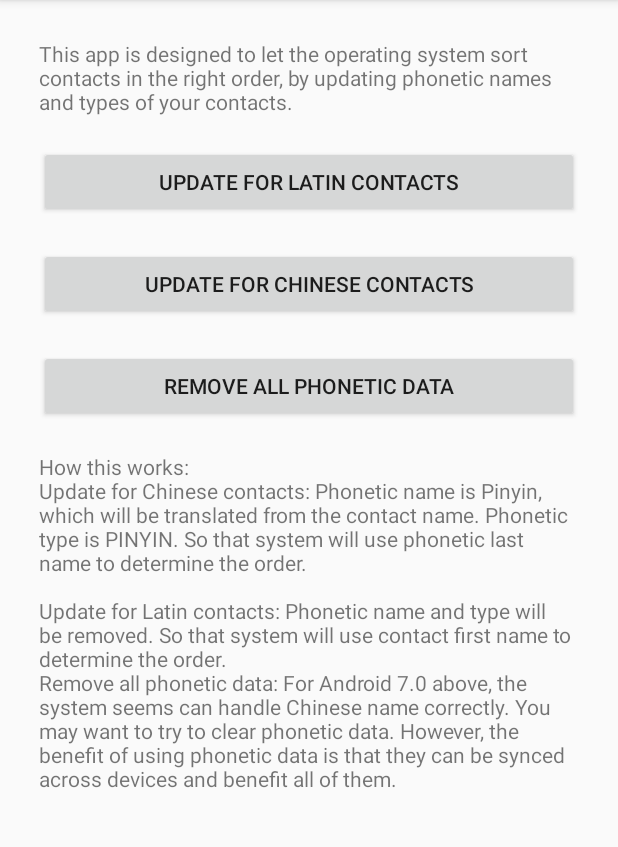
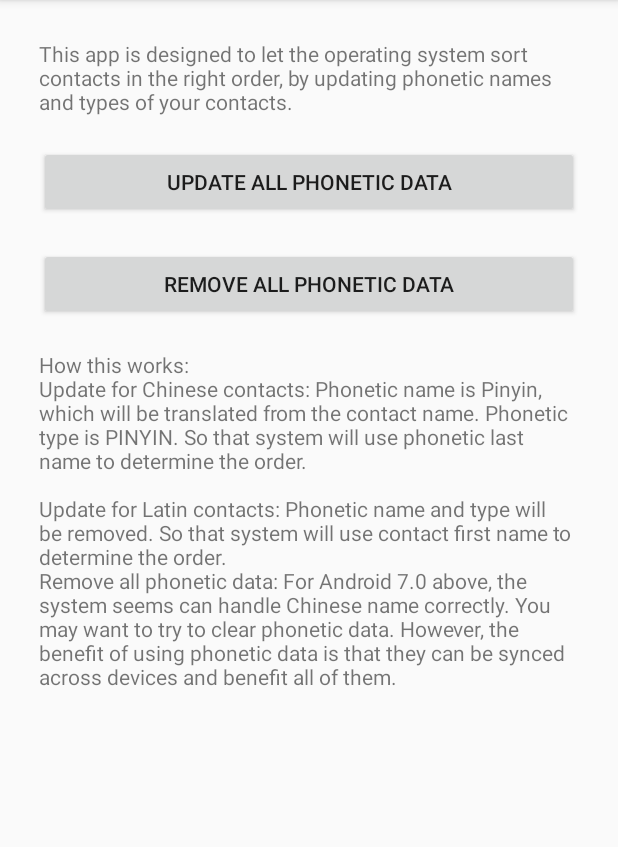
Before and after one commit to ranmocy/MonkeyTree, an Android app: the screen it shows after launch (MainActivity), on a phone screen of 412 x 824 dp, the part 84-931 px from its top. Run offline under Robolectric (Android 15) with nearby library versions, the light colour scheme and no system bars; libraries missing offline, so code that uses them is left out: com.ibm.icu.

Commit message:
merge updating buttons into one

```diff
--- a/app/src/main/java/me/ranmocy/monkeytree/Action.java
+++ b/app/src/main/java/me/ranmocy/monkeytree/Action.java
@@ -4,7 +4,6 @@ package me.ranmocy.monkeytree;
  * Action types to fix contacts.
  */
 enum Action {
-    FIX_LATIN_CONTACTS,
-    FIX_CHINESE_CONTACTS,
-    CLEAR_ALL_CONTACTS
+    UPDATE_ALL_DATA,
+    CLEAR_ALL_DATA
 }
--- a/app/src/main/java/me/ranmocy/monkeytree/ContactFixer.java
+++ b/app/src/main/java/me/ranmocy/monkeytree/ContactFixer.java
@@ -78,6 +78,7 @@ final class ContactFixer {
         }, new ChineseNameTransliterator(), ContactsContract.PhoneticNameStyle.PINYIN);
     }
 
+    /** Get all contacts whose phonetic data will be removed. */
     Set<ContactLite> getAllContactData() {
         return getContactData(new ContactFilter() {
             @Override
--- a/app/src/main/java/me/ranmocy/monkeytree/InstructionFragment.java
+++ b/app/src/main/java/me/ranmocy/monkeytree/InstructionFragment.java
@@ -40,8 +40,7 @@ public final class InstructionFragment extends Fragment implements View.OnClickL
     public View onCreateView(
             LayoutInflater inflater, ViewGroup container, Bundle savedInstanceState) {
         View rootView = inflater.inflate(R.layout.fragment_instruction, container, false);
-        rootView.findViewById(R.id.btn_fix_latin).setOnClickListener(this);
-        rootView.findViewById(R.id.btn_fix_chinese).setOnClickListener(this);
+        rootView.findViewById(R.id.btn_update_all).setOnClickListener(this);
         rootView.findViewById(R.id.btn_clear_all).setOnClickListener(this);
         return rootView;
     }
@@ -56,14 +55,11 @@ public final class InstructionFragment extends Fragment implements View.OnClickL
     public void onClick(View v) {
         try {
             switch (v.getId()) {
-                case R.id.btn_fix_latin:
-                    callback.onActionSelected(Action.FIX_LATIN_CONTACTS);
-                    break;
-                case R.id.btn_fix_chinese:
-                    callback.onActionSelected(Action.FIX_CHINESE_CONTACTS);
+                case R.id.btn_update_all:
+                    callback.onActionSelected(Action.UPDATE_ALL_DATA);
                     break;
                 case R.id.btn_clear_all:
-                    callback.onActionSelected(Action.CLEAR_ALL_CONTACTS);
+                    callback.onActionSelected(Action.CLEAR_ALL_DATA);
                     break;
             }
         } catch (IllegalArgumentException e) {
--- a/app/src/main/res/layout/fragment_instruction.xml
+++ b/app/src/main/res/layout/fragment_instruction.xml
@@ -21,18 +21,11 @@
             android:text="@string/main_header"/>
 
         <Button
-            android:id="@+id/btn_fix_latin"
+            android:id="@+id/btn_update_all"
             android:layout_width="match_parent"
             android:layout_height="wrap_content"
             android:layout_margin="10dp"
-            android:text="@string/btn_fix_latin"/>
-
-        <Button
-            android:id="@+id/btn_fix_chinese"
-            android:layout_width="match_parent"
-            android:layout_height="wrap_content"
-            android:layout_margin="10dp"
-            android:text="@string/btn_fix_chinese"/>
+            android:text="@string/btn_update_all"/>
 
         <Button
             android:id="@+id/btn_clear_all"
--- a/app/src/main/res/values/strings.xml
+++ b/app/src/main/res/values/strings.xml
@@ -7,8 +7,7 @@
     </string>
     <string name="btn_retry">Grant permissions</string>
     <string name="btn_quit">Quit apps</string>
-    <string name="latin_fixed">Latin contacts are updated!</string>
-    <string name="chinese_fixed">Chinese contacts are updated!</string>
+    <string name="all_updated">All phonetic data are updated!</string>
     <string name="all_cleared">All phonetic data are cleared!</string>
     <string name="dialog_reading">Reading contacts…</string>
     <string name="dialog_fixing">Fixing contacts…</string>
@@ -32,8 +31,7 @@
         correctly. You may want to try to clear phonetic data. However, the benefit of using
         phonetic data is that they can be synced across devices and benefit all of them.
     </string>
-    <string name="btn_fix_latin">Update for Latin contacts</string>
-    <string name="btn_fix_chinese">Update for Chinese contacts</string>
+    <string name="btn_update_all">Update all phonetic data</string>
     <string name="btn_clear_all">Remove all phonetic data</string>
     <string name="toast_data_missing_message">
         Transliterator data is missing, can not process
```
Also changed, not shown: app/src/main/java/me/ranmocy/monkeytree/MainActivity.java (+9 -11 lines), 4 other files.
